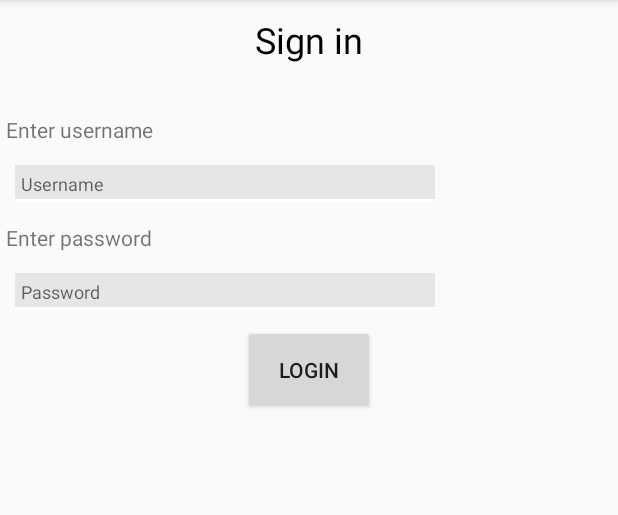
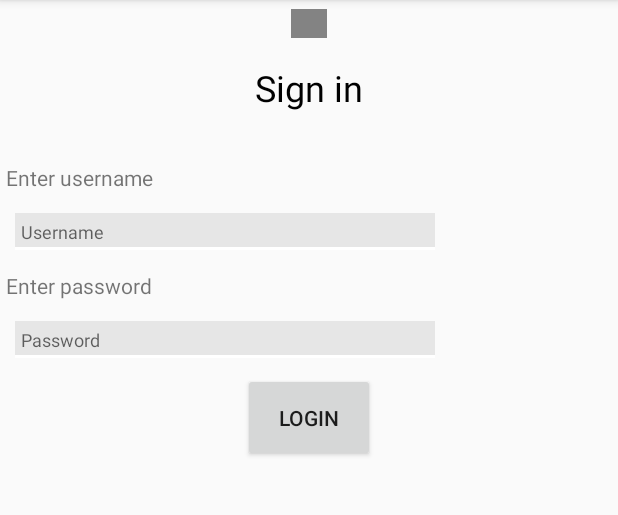
Before and after one commit to rmeijer61/TrainMan, an Android app: the screen it shows after launch (LoginActivity), on a phone screen of 412 x 824 dp, the part 84-599 px from its top. Run offline under Robolectric (Android 15) with nearby library versions, the phone set to English and light mode, and no system bars.

Commit message:
Included image

```diff
--- a/app/src/main/res/layout/activity_login.xml
+++ b/app/src/main/res/layout/activity_login.xml
@@ -2,6 +2,12 @@
     android:layout_width="match_parent"
     android:layout_height="match_parent"
     android:orientation="vertical">
+    <ImageView
+        android:id="@+id/trainman_image2"
+        android:layout_width="fill_parent"
+        android:layout_height="wrap_content"
+        android:contentDescription="@string/trainman_image_desc"
+        android:src="@drawable/trainman_image2" />
 
     <LinearLayout
         android:padding="10dp"
@@ -46,7 +52,7 @@
             android:layout_height="wrap_content"
             android:layout_gravity="top|center_horizontal"
             android:background="@drawable/edittext_bottom_border"
-            android:hint="Username"
+            android:hint="@string/enter_username_hint"
             android:inputType="text"
             android:ems="20"
 
@@ -82,7 +88,7 @@
             android:layout_gravity="top|center_horizontal"
             android:background="@drawable/edittext_bottom_border"
             android:inputType="textPassword"
-            android:hint="Password"
+            android:hint="@string/enter_password_hint"
             android:ems="20"
         />
     </LinearLayout>
--- a/app/src/main/res/values/strings.xml
+++ b/app/src/main/res/values/strings.xml
@@ -1,11 +1,14 @@
 <resources>
     <string name="app_name">TrainMan</string>
 
+    <string name="trainman_image_desc">TrainMan!</string>
     <string name="signin_text">Sign in</string>
     <string name="usernameEditText">usernameEditText</string>
     <string name="passwordEditText">passwordEditText</string>
     <string name="enter_username">Enter username</string>
+    <string name="enter_username_hint">Username</string>
     <string name="enter_password">Enter password</string>
+    <string name="enter_password_hint">Password</string>
     <string name="valid_username">jdoe</string>
     <string name="valid_password">welcome1</string>
     <string name="login_button">Login</string>
```
Also changed, not shown: app/src/main/res/drawable-hdpi/trainman_image2.png (added), app/src/main/res/drawable-mdpi/trainman_image2.png (added), app/src/main/res/drawable-xhdpi/trainman_image2.png (added), app/src/main/res/drawable-xxhdpi/trainman_image2.png (added).
